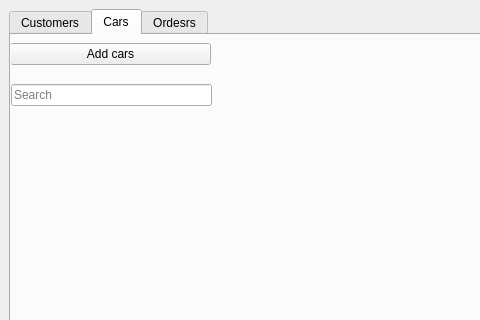
The window that carRentalTest/mainwindow.ui (terjetopland/carRentals) describes before a commit, drawn with Qt 5; both pictures show x 0 to 480 and y 0 to 320 of the 800 by 600 pixel window.
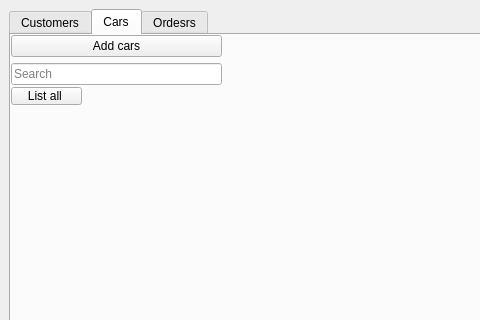
The same window after the commit. The open tabs and pages were chosen to show the change.

Diff of the .ui file:
```diff
--- a/carRentalTest/mainwindow.ui
+++ b/carRentalTest/mainwindow.ui
@@ -87,43 +87,44 @@
         <property name="geometry">
          <rect>
           <x>0</x>
-          <y>40</y>
-          <width>201</width>
-          <height>41</height>
+          <y>0</y>
+          <width>211</width>
+          <height>51</height>
          </rect>
         </property>
         <layout class="QVBoxLayout" name="verticalLayout_5">
          <item>
-          <widget class="QLineEdit" name="lineEdit_2">
-           <property name="placeholderText">
-            <string>Search</string>
-           </property>
-           <property name="clearButtonEnabled">
-            <bool>true</bool>
-           </property>
-          </widget>
-         </item>
-        </layout>
-       </widget>
-       <widget class="QWidget" name="verticalLayoutWidget_2">
-        <property name="geometry">
-         <rect>
-          <x>-1</x>
-          <y>-1</y>
-          <width>201</width>
-          <height>41</height>
-         </rect>
-        </property>
-        <layout class="QVBoxLayout" name="verticalLayout_3">
-         <item>
           <widget class="QPushButton" name="pushButton_2">
            <property name="text">
             <string>Add cars</string>
            </property>
           </widget>
          </item>
+         <item>
+          <widget class="QLineEdit" name="lineEdit_2">
+           <property name="placeholderText">
+            <string>Search</string>
+           </property>
+           <property name="clearButtonEnabled">
+            <bool>true</bool>
+           </property>
+          </widget>
+         </item>
         </layout>
        </widget>
+       <widget class="QPushButton" name="pushButton_5">
+        <property name="geometry">
+         <rect>
+          <x>0</x>
+          <y>52</y>
+          <width>71</width>
+          <height>18</height>
+         </rect>
+        </property>
+        <property name="text">
+         <string>List all </string>
+        </property>
+       </widget>
       </widget>
       <widget class="QWidget" name="tab_3">
        <attribute name="title">
```
Left out of the diff: 30 changed lines with no effect on the pictures.
